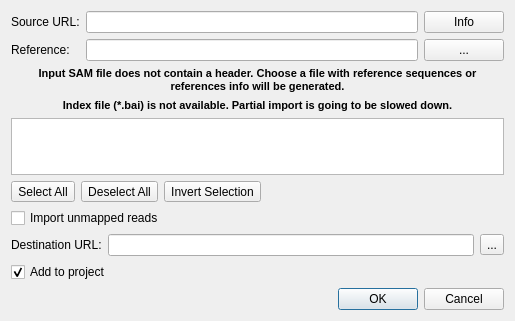
Qt form src/plugins/dbi_bam/src/ConvertToSQLiteDialog.ui (violethaze74/ugene) before a commit.
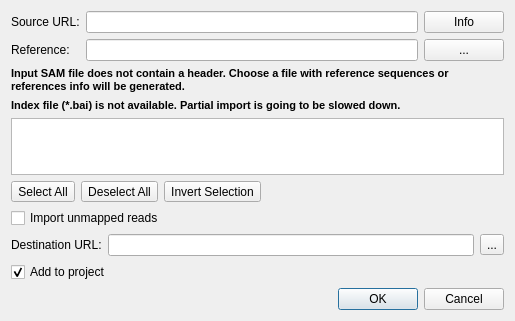
The same form after that commit.

Commit message: UGENE-3589: REVIEW-903

Diff of the .ui file:
```diff
--- a/src/plugins/dbi_bam/src/ConvertToSQLiteDialog.ui
+++ b/src/plugins/dbi_bam/src/ConvertToSQLiteDialog.ui
@@ -85,7 +85,7 @@
 &lt;html&gt;&lt;head&gt;&lt;meta name=&quot;qrichtext&quot; content=&quot;1&quot; /&gt;&lt;style type=&quot;text/css&quot;&gt;
 p, li { white-space: pre-wrap; }
 &lt;/style&gt;&lt;/head&gt;&lt;body style=&quot; font-family:'MS Shell Dlg 2'; font-size:8pt; font-weight:400; font-style:normal;&quot;&gt;
-&lt;p align=&quot;center&quot; style=&quot; margin-top:0px; margin-bottom:0px; margin-left:0px; margin-right:0px; -qt-block-indent:0; text-indent:0px;&quot;&gt;&lt;span style=&quot; font-weight:600;&quot;&gt;Input SAM file does not contain a header. Сhoose a file with reference sequences or references info will be generated.&lt;/span&gt;&lt;/p&gt;&lt;/body&gt;&lt;/html&gt;</string>
+&lt;p align=&quot;left&quot; style=&quot; margin-top:0px; margin-bottom:0px; margin-left:0px; margin-right:0px; -qt-block-indent:0; text-indent:0px;&quot;&gt;&lt;span style=&quot; font-weight:600;&quot;&gt;Input SAM file does not contain a header. Сhoose a file with reference sequences or references info will be generated.&lt;/span&gt;&lt;/p&gt;&lt;/body&gt;&lt;/html&gt;</string>
      </property>
      <property name="wordWrap">
       <bool>true</bool>
@@ -99,7 +99,7 @@
 &lt;html&gt;&lt;head&gt;&lt;meta name=&quot;qrichtext&quot; content=&quot;1&quot; /&gt;&lt;style type=&quot;text/css&quot;&gt;
 p, li { white-space: pre-wrap; }
 &lt;/style&gt;&lt;/head&gt;&lt;body style=&quot; font-family:'MS Shell Dlg 2'; font-size:8.25pt; font-weight:400; font-style:normal;&quot;&gt;
-&lt;p align=&quot;center&quot; style=&quot; margin-top:0px; margin-bottom:0px; margin-left:0px; margin-right:0px; -qt-block-indent:0; text-indent:0px;&quot;&gt;&lt;span style=&quot; font-size:8pt; font-weight:600;&quot;&gt;Index file (*.bai) is not available. Partial import is going to be slowed down.&lt;/span&gt;&lt;/p&gt;&lt;/body&gt;&lt;/html&gt;</string>
+&lt;p align=&quot;left&quot; style=&quot; margin-top:0px; margin-bottom:0px; margin-left:0px; margin-right:0px; -qt-block-indent:0; text-indent:0px;&quot;&gt;&lt;span style=&quot; font-size:8pt; font-weight:600;&quot;&gt;Index file (*.bai) is not available. Partial import is going to be slowed down.&lt;/span&gt;&lt;/p&gt;&lt;/body&gt;&lt;/html&gt;</string>
      </property>
     </widget>
    </item>
```
